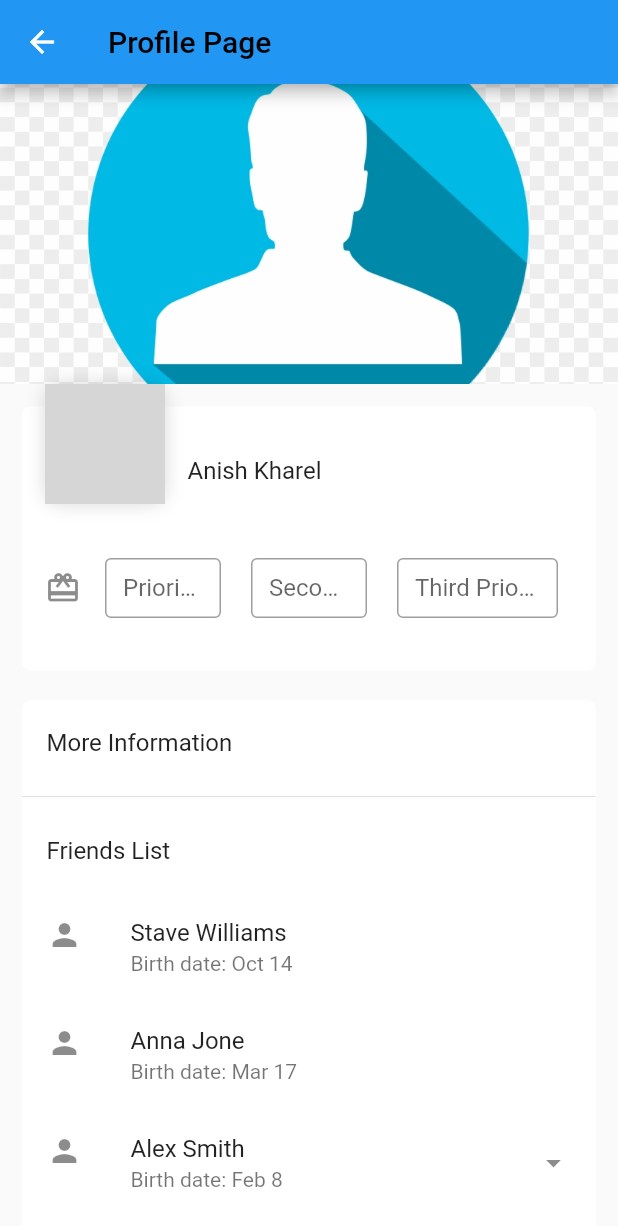
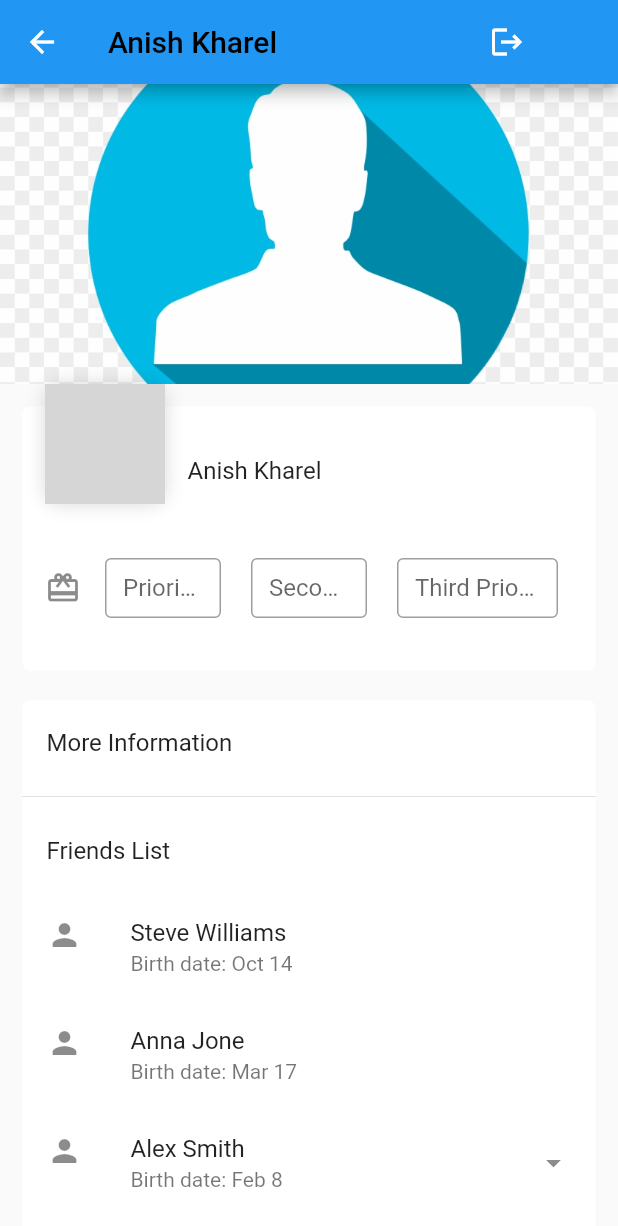
Before and after one commit to AnishKharel/GiftBook, a Flutter app: the Profilepage screen opened directly, on a phone screen of 412 x 824 dp. Shown: the top 1226 px of the screen. Run offline on Flutter 3.47's test engine with Material 2 defaults, Android fonts, the phone set to English and light mode, and no system bars; missing offline and left inert: dart:ffi, mysql1; grey boxes are pictures that could not be loaded.

Commit message:
Added intertactives to friends

```diff
--- a/lib/views/Profile/profilepage.dart
+++ b/lib/views/Profile/profilepage.dart
@@ -1,6 +1,7 @@
 import 'dart:ui';
 import 'package:flutter/material.dart';
 import 'package:flutter/cupertino.dart';
+import 'package:hello_world/views/home/HomeView.dart';
 
 void main() {
   runApp(MaterialApp(
@@ -16,7 +17,21 @@ class Profilepage extends StatelessWidget {
   Widget build(BuildContext context) {
     return Scaffold(
       appBar: AppBar(
-        title: Text('Profile Page', style: TextStyle(color: Colors.black)),
+        actions: <Widget>[
+
+          IconButton(
+            onPressed: () => Navigator.push(
+            context,
+            new MaterialPageRoute(
+            builder: (context) => HomeView())),
+           icon:
+          const Icon(Icons.logout) ),
+          SizedBox(width: 50,),
+
+        ],
+        title: Text(username, style: TextStyle(color: Colors.black),
+
+        ),
       ),
       body: SingleChildScrollView(
         child: Stack(
@@ -167,19 +182,31 @@ class Profilepage extends StatelessWidget {
                         ),
                         ListTile(
                           leading: Icon(Icons.person),
-                          title: Text("Stave Williams"),
+                          title: Text("Steve Williams"),
                           subtitle: Text("Birth date: Oct 14 "),
+                          onTap: () => Navigator.push(
+                           context,
+                            new MaterialPageRoute(
+                          builder: (context) => Profilepage("Steve Willaims"))),
                         ),
                         ListTile(
                           leading: Icon(Icons.person),
                           title: Text("Anna Jone"),
                           subtitle: Text("Birth date: Mar 17 "),
+                          onTap: () => Navigator.push(
+                           context,
+                            new MaterialPageRoute(
+                          builder: (context) => Profilepage("Anna Johnes"))),
                         ),
                         ListTile(
                           leading: Icon(Icons.person),
                           title: Text("Alex Smith"),
                           subtitle: Text("Birth date: Feb 8 "),
                           trailing: Icon(Icons.arrow_drop_down),
+                          onTap: () => Navigator.push(
+                           context,
+                            new MaterialPageRoute(
+                          builder: (context) => Profilepage("Alex Smith"))),
                         ),
                         ListTile(
                           leading: Icon(Icons.add_box_outlined),
```
